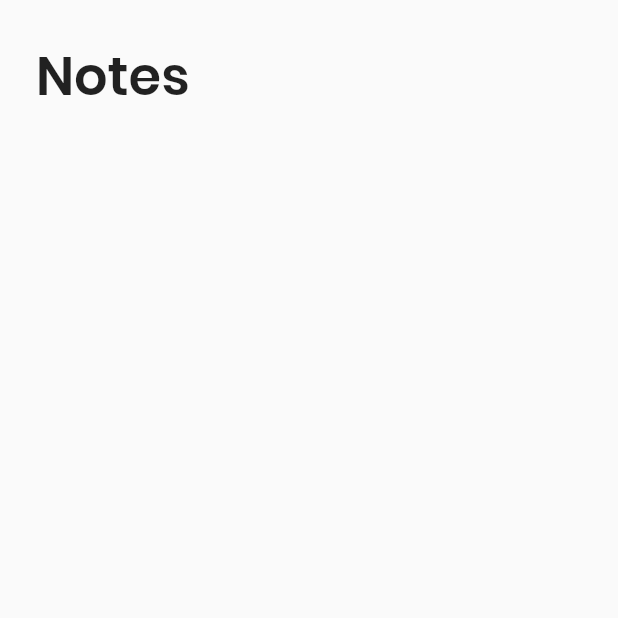
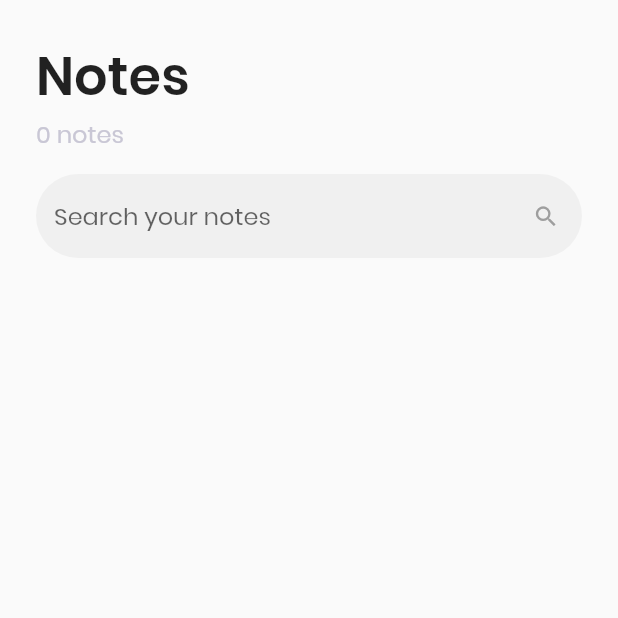
Before and after one commit to HtetLinMaung/notes_flutter, a Flutter app: the screen it shows after launch, on a phone screen of 412 x 824 dp, the top half of it. Run offline on Flutter 3.47's test engine with Material 2 defaults, Android fonts, the phone set to English and light mode, and no system bars.

Commit message:
create textfield

```diff
--- a/lib/screens/home_screen.dart
+++ b/lib/screens/home_screen.dart
@@ -1,8 +1,32 @@
 import 'package:flutter/material.dart';
 
 const kTitleTextStyle = TextStyle(
-  fontSize: 35,
+  fontSize: 35.0,
   fontWeight: FontWeight.w700,
+);
+
+const kNoteCountTextStyle = TextStyle(
+  color: Color(0xffC9C7D5),
+  fontSize: 16.0,
+);
+
+const kSearchDecoration = InputDecoration(
+  filled: true,
+  isDense: true,
+  border: OutlineInputBorder(
+    borderRadius: BorderRadius.all(
+      Radius.circular(35),
+    ),
+    borderSide: BorderSide(
+      style: BorderStyle.none,
+      width: 0,
+    ),
+  ),
+  hintText: 'Search your notes',
+  suffixIcon: Icon(
+    Icons.search,
+    color: Colors.grey,
+  ),
 );
 
 class HomeScreen extends StatelessWidget {
@@ -10,13 +34,22 @@ class HomeScreen extends StatelessWidget {
 
   @override
   Widget build(BuildContext context) {
-    return Scaffold(
+    return GestureDetector(
+      onTap: () {
+        FocusScopeNode currentFocus = FocusScope.of(context);
+
+        if (!currentFocus.hasPrimaryFocus) {
+          currentFocus.unfocus();
+        }
+      },
+      child: Scaffold(
         body: SafeArea(
           child: Padding(
             padding: const EdgeInsets.symmetric(
               horizontal: 24.0,
             ),
             child: Column(
+              crossAxisAlignment: CrossAxisAlignment.start,
               children: [
                 Padding(
                   padding: const EdgeInsets.only(top: 24.0),
@@ -25,7 +58,20 @@ class HomeScreen extends StatelessWidget {
                     style: kTitleTextStyle,
                   ),
                 ),
+                Text(
+                  '0 notes',
+                  style: kNoteCountTextStyle,
+                ),
+                Padding(
+                  padding: const EdgeInsets.symmetric(
+                    vertical: 15.0,
+                  ),
+                  child: TextField(
+                    decoration: kSearchDecoration,
+                  ),
+                )
               ],
+            ),
           ),
         ),
       ),
```
Lines whose indentation alone changed are shown as unchanged.
